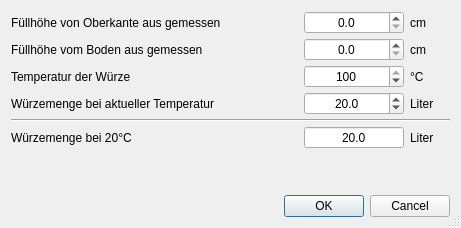
The window that kleiner-brauhelfer/dialogs/dlgvolumen.ui (kleiner-brauhelfer/kleiner-brauhelfer-2) describes before a commit, drawn with Qt 5.
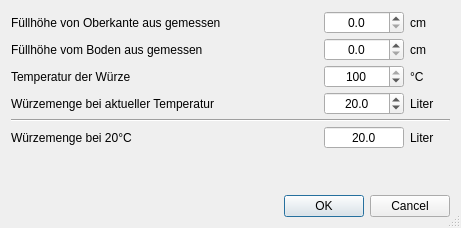
The same window after the commit. Custom widgets are drawn as their Qt base class.

```diff
--- a/kleiner-brauhelfer/dialogs/dlgvolumen.ui
+++ b/kleiner-brauhelfer/dialogs/dlgvolumen.ui
@@ -205,7 +205,7 @@
     <widget class="DoubleSpinBox" name="spinBox_VonOben">
      <property name="minimumSize">
       <size>
-       <width>100</width>
+       <width>80</width>
        <height>0</height>
       </size>
      </property>
```
